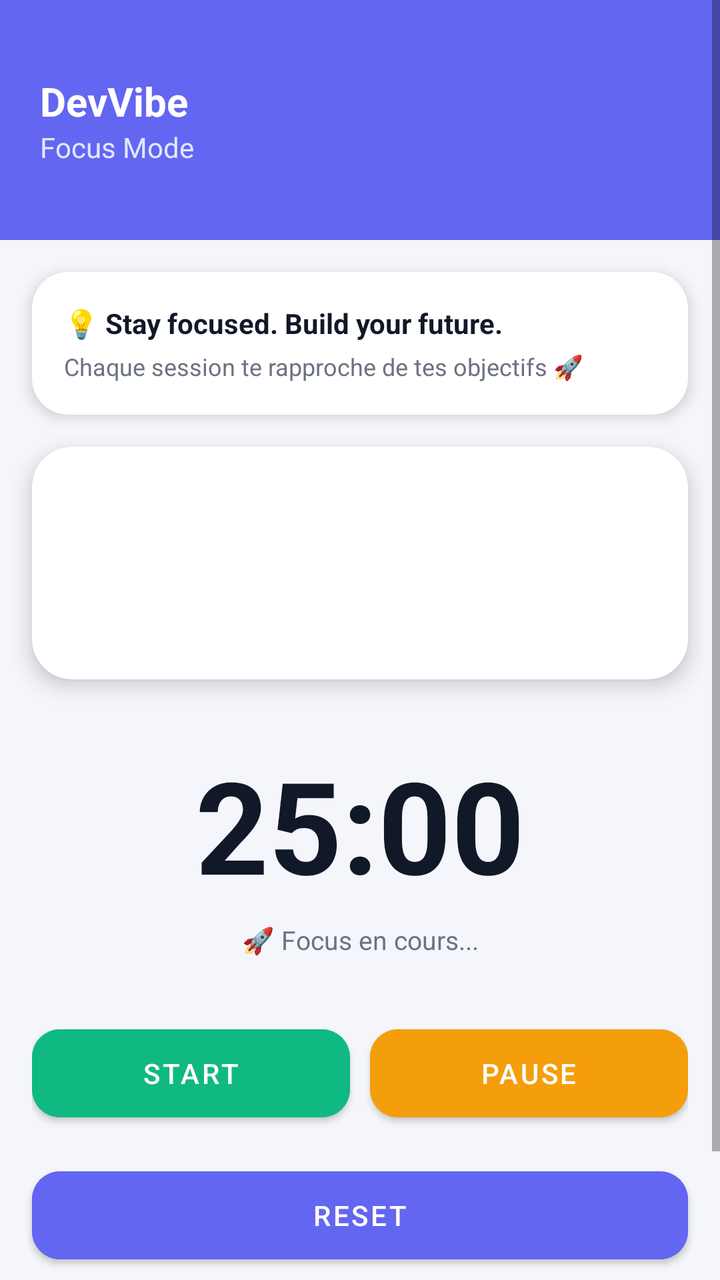
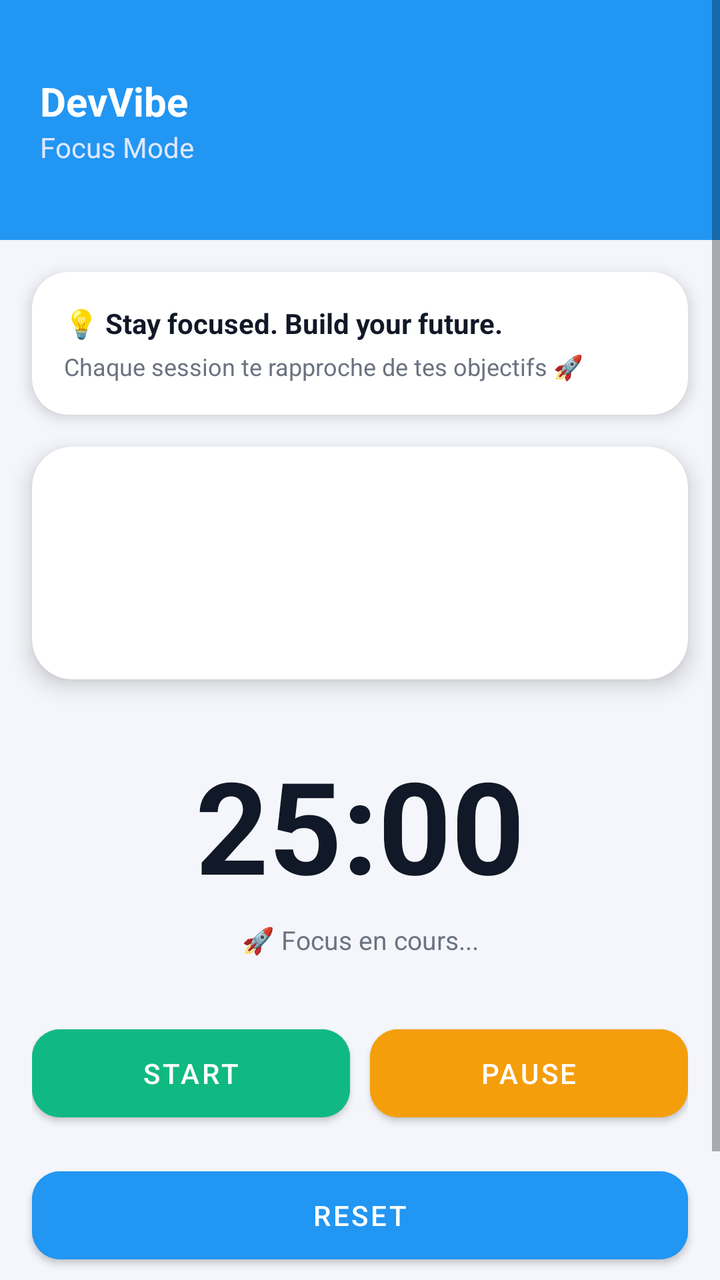

Compare the two renders of this Android layout. The source of the first and the diff that turns it into the second are given below.
<!-- AndroidManifest.xml: application theme Theme.DevVibe -->
<!-- res/layout/activity_timer.xml -->
<?xml version="1.0" encoding="utf-8"?>
<ScrollView
    xmlns:android="http://schemas.android.com/apk/res/android"
    xmlns:app="http://schemas.android.com/apk/res-auto"
    android:background="#F4F6FB"
    android:layout_width="match_parent"
    android:layout_height="match_parent">

    <LinearLayout
        android:orientation="vertical"
        android:layout_width="match_parent"
        android:layout_height="wrap_content">

        
        <LinearLayout
            android:layout_width="match_parent"
            android:layout_height="120dp"
            android:background="#6366F1"
            android:padding="20dp"
            android:orientation="vertical"
            android:gravity="center_vertical">

            <TextView
                android:text="DevVibe"
                android:textColor="#FFFFFF"
                android:textSize="20sp"
                android:textStyle="bold"
                android:layout_height="wrap_content"
                android:layout_width="match_parent"/>

            <TextView
                android:text="Focus Mode"
                android:textColor="#E0E7FF"
                android:textSize="14sp"
                android:layout_height="wrap_content"
                android:layout_width="match_parent"/>
        </LinearLayout>

        
        <com.google.android.material.card.MaterialCardView
            android:layout_margin="16dp"
            android:layout_width="match_parent"
            android:layout_height="wrap_content"
            app:cardCornerRadius="18dp"
            android:backgroundTint="#FFFFFF"
            app:cardElevation="4dp">

            <LinearLayout
                android:padding="16dp"
                android:orientation="vertical"
                android:layout_width="match_parent"
                android:layout_height="wrap_content">

                <TextView
                    android:id="@+id/motivationText"
                    android:text="💡 Stay focused. Build your future."
                    android:textColor="#111827"
                    android:textSize="14sp"
                    android:textStyle="bold"
                    android:layout_height="wrap_content"
                    android:layout_width="match_parent"/>

                <TextView
                    android:text="Chaque session te rapproche de tes objectifs 🚀"
                    android:textColor="#6B7280"
                    android:textSize="12sp"
                    android:layout_marginTop="4dp"
                    android:layout_height="wrap_content"
                    android:layout_width="match_parent"/>
            </LinearLayout>
        </com.google.android.material.card.MaterialCardView>

        
        <com.google.android.material.card.MaterialCardView
            android:layout_marginHorizontal="16dp"
            android:layout_width="match_parent"
            android:layout_height="wrap_content"
            app:cardCornerRadius="20dp"
            android:backgroundTint="#FFFFFF"
            app:cardElevation="6dp">

            <LinearLayout
                android:padding="20dp"
                android:orientation="vertical"
                android:layout_width="match_parent"
                android:layout_height="wrap_content">

                <TextView
                    android:id="@+id/taskTitle"
                    android:textSize="20sp"
                    android:textStyle="bold"
                    android:textColor="#111827"
                    android:layout_height="wrap_content"
                    android:layout_width="match_parent"/>

                <TextView
                    android:id="@+id/taskDescription"
                    android:textSize="14sp"
                    android:textColor="#6B7280"
                    android:layout_marginTop="6dp"
                    android:layout_height="wrap_content"
                    android:layout_width="match_parent"/>

                <TextView
                    android:id="@+id/taskType"
                    android:textSize="12sp"
                    android:textColor="#6366F1"
                    android:layout_marginTop="8dp"
                    android:layout_height="wrap_content"
                    android:layout_width="match_parent"/>

            </LinearLayout>
        </com.google.android.material.card.MaterialCardView>

        
        <TextView
            android:id="@+id/timerText"
            android:text="25:00"
            android:textSize="64sp"
            android:textStyle="bold"
            android:textColor="#111827"
            android:layout_marginTop="30dp"
            android:gravity="center"
            android:layout_width="match_parent"
            android:layout_height="wrap_content"/>

        
        <TextView
            android:id="@+id/focusMessage"
            android:text="🚀 Focus en cours..."
            android:textColor="#6B7280"
            android:textSize="13sp"
            android:gravity="center"
            android:layout_marginTop="6dp"
            android:layout_width="match_parent"
            android:layout_height="wrap_content"/>

        
        <LinearLayout
            android:orientation="horizontal"
            android:layout_marginTop="30dp"
            android:gravity="center"
            android:paddingHorizontal="16dp"
            android:layout_width="match_parent"
            android:layout_height="wrap_content">

            <com.google.android.material.button.MaterialButton
                android:id="@+id/btnStart"
                android:text="Start"
                android:layout_width="0dp"
                android:layout_weight="1"
                android:layout_height="56dp"
                android:backgroundTint="#10B981"
                android:textColor="#FFFFFF"
                app:cornerRadius="14dp"/>

            <com.google.android.material.button.MaterialButton
                android:id="@+id/btnPause"
                android:text="Pause"
                android:layout_width="0dp"
                android:layout_weight="1"
                android:layout_height="56dp"
                android:layout_marginStart="10dp"
                android:backgroundTint="#F59E0B"
                android:textColor="#FFFFFF"
                app:cornerRadius="14dp"/>
        </LinearLayout>

        <com.google.android.material.button.MaterialButton
            android:id="@+id/btnReset"
            android:text="Reset"
            android:layout_marginTop="15dp"
            android:layout_marginHorizontal="16dp"
            android:layout_width="match_parent"
            android:layout_height="56dp"
            android:backgroundTint="#6366F1"
            android:textColor="#FFFFFF"
            app:cornerRadius="14dp"/>

        <com.google.android.material.button.MaterialButton
            android:id="@+id/btnQuit"
            android:text="Quitter"
            android:layout_marginTop="20dp"
            android:layout_marginHorizontal="16dp"
            android:layout_width="match_parent"
            android:layout_height="56dp"
            android:backgroundTint="#EF4444"
            android:textColor="#FFFFFF"
            app:cornerRadius="14dp"/>

    </LinearLayout>
</ScrollView>
<!-- resources referenced by this layout -->
<resources>
  <style name="Theme.DevVibe" parent="Base.Theme.DevVibe" />
  <style name="Base.Theme.DevVibe" parent="Theme.MaterialComponents.DayNight.NoActionBar">
          
          
      </style>
</resources>

<!-- the commit's change to res/layout/activity_timer.xml (unified diff, before → after) -->
@@ -2,6 +2,7 @@
 <ScrollView
     xmlns:android="http://schemas.android.com/apk/res/android"
     xmlns:app="http://schemas.android.com/apk/res-auto"
+    android:fitsSystemWindows="true"
     android:background="#F4F6FB"
     android:layout_width="match_parent"
     android:layout_height="match_parent">
@@ -15,7 +16,7 @@
         <LinearLayout
             android:layout_width="match_parent"
             android:layout_height="120dp"
-            android:background="#6366F1"
+            android:background="#2196F3"
             android:padding="20dp"
             android:orientation="vertical"
             android:gravity="center_vertical">
@@ -104,7 +105,7 @@
                 <TextView
                     android:id="@+id/taskType"
                     android:textSize="12sp"
-                    android:textColor="#6366F1"
+                    android:textColor="#2196F3"
                     android:layout_marginTop="8dp"
                     android:layout_height="wrap_content"
                     android:layout_width="match_parent"/>
@@ -173,7 +174,7 @@
             android:layout_marginHorizontal="16dp"
             android:layout_width="match_parent"
             android:layout_height="56dp"
-            android:backgroundTint="#6366F1"
+            android:backgroundTint="#2196F3"
             android:textColor="#FFFFFF"
             app:cornerRadius="14dp"/>
 
